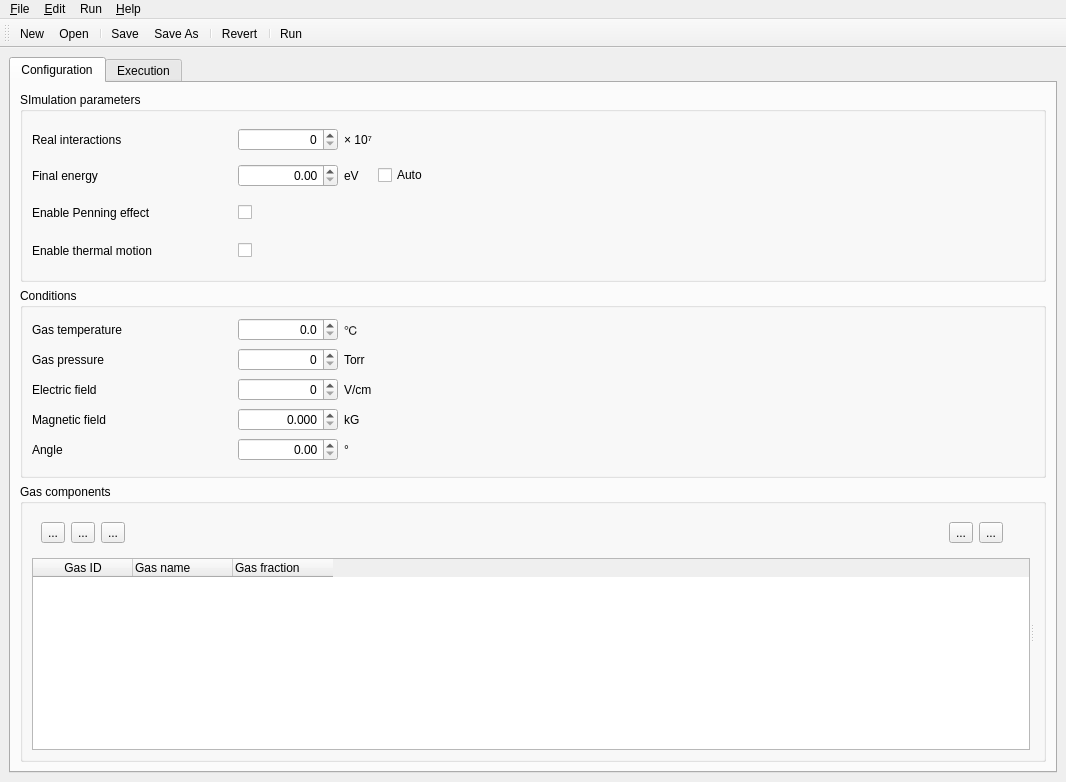
Above: src/magboltz_gui/ui/main.ui from cpls-lab/magboltz-gui before the change. Below: the same form after it.
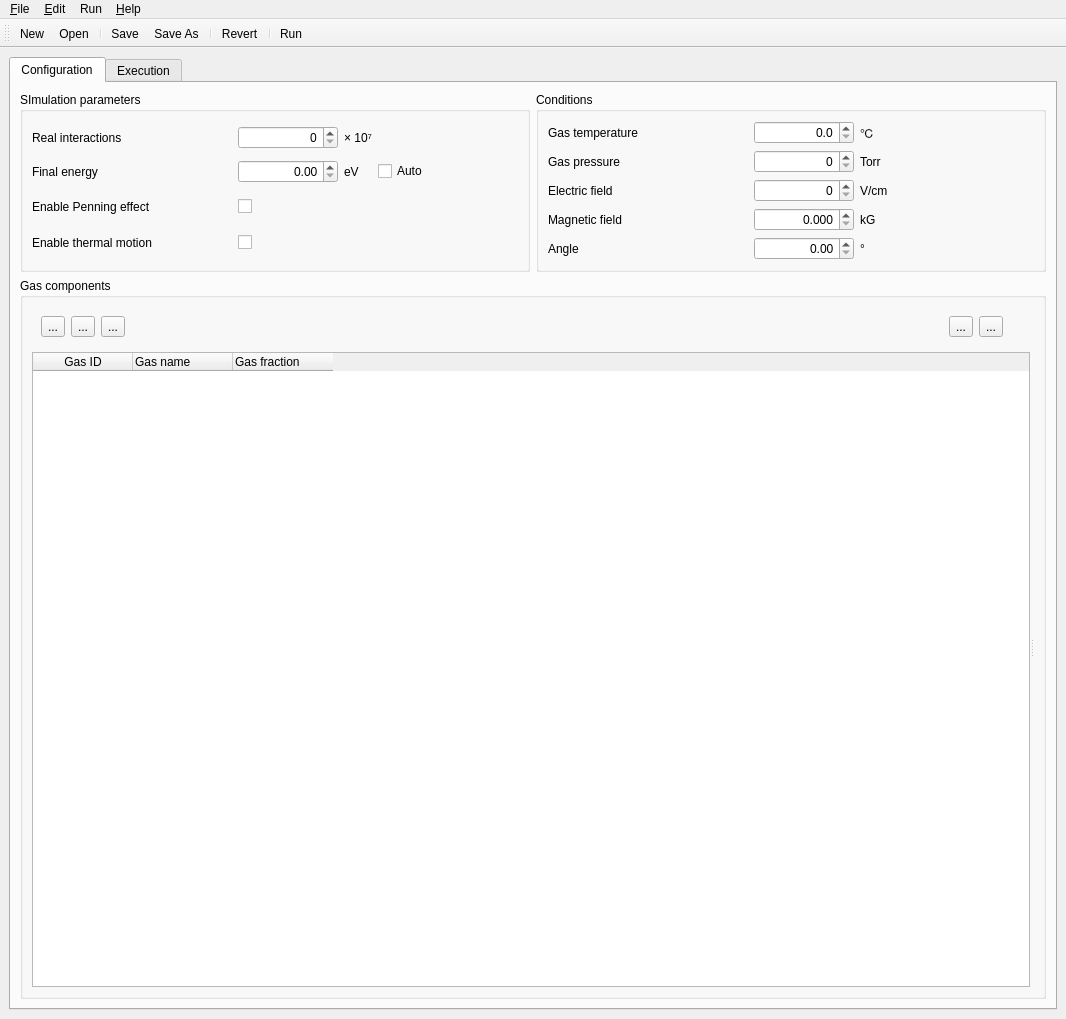
That is the form after the change. Icons and pictures are not drawn.

```diff
--- a/src/magboltz_gui/ui/main.ui
+++ b/src/magboltz_gui/ui/main.ui
@@ -7,7 +7,7 @@
     <x>0</x>
     <y>0</y>
     <width>1066</width>
-    <height>782</height>
+    <height>1019</height>
    </rect>
   </property>
   <property name="windowTitle">
@@ -24,9 +24,15 @@
        <attribute name="title">
         <string>Configuration</string>
        </attribute>
-       <layout class="QVBoxLayout" name="verticalLayout_3">
-        <item>
+       <layout class="QGridLayout" name="gridLayout_3">
+        <item row="0" column="0">
          <widget class="QGroupBox" name="groupSimParameters">
+          <property name="sizePolicy">
+           <sizepolicy hsizetype="Preferred" vsizetype="Minimum">
+            <horstretch>0</horstretch>
+            <verstretch>0</verstretch>
+           </sizepolicy>
+          </property>
           <property name="title">
            <string>SImulation parameters</string>
           </property>
@@ -169,213 +175,14 @@
           </layout>
          </widget>
         </item>
-        <item>
-         <widget class="QGroupBox" name="groupGasList">
-          <property name="title">
-           <string>Conditions</string>
-          </property>
-          <layout class="QGridLayout" name="gridLayout_2">
-           <item row="0" column="2">
-            <widget class="QLabel" name="label_12">
-             <property name="text">
-              <string>℃</string>
-             </property>
-            </widget>
-           </item>
-           <item row="2" column="2">
-            <widget class="QLabel" name="label_6">
-             <property name="text">
-              <string>V/cm</string>
-             </property>
-            </widget>
-           </item>
-           <item row="0" column="1">
-            <widget class="QDoubleSpinBox" name="spinGasTemperature">
-             <property name="minimumSize">
-              <size>
-               <width>100</width>
-               <height>0</height>
-              </size>
-             </property>
-             <property name="toolTip">
-              <string>TEMP: temperature of gas in centigrade</string>
-             </property>
-             <property name="alignment">
-              <set>Qt::AlignRight|Qt::AlignTrailing|Qt::AlignVCenter</set>
-             </property>
-             <property name="decimals">
-              <number>1</number>
-             </property>
-             <property name="maximum">
-              <double>500.000000000000000</double>
-             </property>
-            </widget>
-           </item>
-           <item row="1" column="1">
-            <widget class="QDoubleSpinBox" name="spinGasPressure">
-             <property name="toolTip">
-              <string>TORR: pressure of gas in Torr</string>
-             </property>
-             <property name="alignment">
-              <set>Qt::AlignRight|Qt::AlignTrailing|Qt::AlignVCenter</set>
-             </property>
-             <property name="decimals">
-              <number>0</number>
-             </property>
-             <property name="maximum">
-              <double>10000.000000000000000</double>
-             </property>
-             <property name="singleStep">
-              <double>10.000000000000000</double>
-             </property>
-            </widget>
-           </item>
-           <item row="3" column="1">
-            <widget class="QDoubleSpinBox" name="spinMagneticField">
-             <property name="toolTip">
-              <string>BMAG: magnitude of the magnetic field in kilogauss</string>
-             </property>
-             <property name="alignment">
-              <set>Qt::AlignRight|Qt::AlignTrailing|Qt::AlignVCenter</set>
-             </property>
-             <property name="decimals">
-              <number>3</number>
-             </property>
-             <property name="maximum">
-              <double>10.000000000000000</double>
-             </property>
-            </widget>
-           </item>
-           <item row="3" column="2">
-            <widget class="QLabel" name="label_8">
-             <property name="text">
-              <string>kG</string>
-             </property>
-            </widget>
-           </item>
-           <item row="0" column="4">
-            <spacer name="horizontalSpacer_3">
-             <property name="orientation">
-              <enum>Qt::Horizontal</enum>
-             </property>
-             <property name="sizeHint" stdset="0">
-              <size>
-               <width>40</width>
-               <height>20</height>
-              </size>
-             </property>
-            </spacer>
-           </item>
-           <item row="4" column="0">
-            <widget class="QLabel" name="label_9">
-             <property name="minimumSize">
-              <size>
-               <width>200</width>
-               <height>0</height>
-              </size>
-             </property>
-             <property name="text">
-              <string>Angle</string>
-             </property>
-            </widget>
-           </item>
-           <item row="3" column="0">
-            <widget class="QLabel" name="label_7">
-             <property name="minimumSize">
-              <size>
-               <width>200</width>
-               <height>0</height>
-              </size>
-             </property>
-             <property name="text">
-              <string>Magnetic field</string>
-             </property>
-            </widget>
-           </item>
-           <item row="0" column="0">
-            <widget class="QLabel" name="label_11">
-             <property name="minimumSize">
-              <size>
-               <width>200</width>
-               <height>0</height>
-              </size>
-             </property>
-             <property name="text">
-              <string>Gas temperature</string>
-             </property>
-            </widget>
-           </item>
-           <item row="4" column="1">
-            <widget class="QDoubleSpinBox" name="spinAngle">
-             <property name="toolTip">
-              <string>BTHETA: angle between the electric and magnetic fields in degrees</string>
-             </property>
-             <property name="alignment">
-              <set>Qt::AlignRight|Qt::AlignTrailing|Qt::AlignVCenter</set>
-             </property>
-             <property name="maximum">
-              <double>359.990000000000009</double>
-             </property>
-            </widget>
-           </item>
-           <item row="1" column="2">
-            <widget class="QLabel" name="label_14">
-             <property name="text">
-              <string>Torr</string>
-             </property>
-            </widget>
-           </item>
-           <item row="2" column="0">
-            <widget class="QLabel" name="label_5">
-             <property name="minimumSize">
-              <size>
-               <width>200</width>
-               <height>0</height>
-              </size>
-             </property>
-             <property name="text">
-              <string>Electric field</string>
-             </property>
-            </widget>
-           </item>
-           <item row="1" column="0">
-            <widget class="QLabel" name="label_13">
-             <property name="text">
-              <string>Gas pressure</string>
-             </property>
-            </widget>
-           </item>
-           <item row="2" column="1">
-            <widget class="QDoubleSpinBox" name="spinElectricField">
-             <property name="toolTip">
-              <string>EFIELD: electric field in Volt/cm</string>
-             </property>
-             <property name="alignment">
-              <set>Qt::AlignRight|Qt::AlignTrailing|Qt::AlignVCenter</set>
-             </property>
-             <property name="decimals">
-              <number>0</number>
-             </property>
-             <property name="maximum">
-              <double>100000.000000000000000</double>
-             </property>
-             <property name="singleStep">
-              <double>100.000000000000000</double>
-             </property>
-            </widget>
-           </item>
-           <item row="4" column="2">
-            <widget class="QLabel" name="label_10">
-             <property name="text">
-              <string>°</string>
-             </property>
-            </widget>
-           </item>
-          </layout>
-         </widget>
-        </item>
-        <item>
+        <item row="2" column="0" colspan="2">
          <widget class="QGroupBox" name="groupGases">
+          <property name="sizePolicy">
+           <sizepolicy hsizetype="Preferred" vsizetype="Expanding">
+            <horstretch>0</horstretch>
+            <verstretch>0</verstretch>
+           </sizepolicy>
+          </property>
           <property name="title">
            <string>Gas components</string>
           </property>
@@ -522,6 +329,217 @@
           </layout>
          </widget>
         </item>
+        <item row="0" column="1">
+         <widget class="QGroupBox" name="groupGasList">
+          <property name="sizePolicy">
+           <sizepolicy hsizetype="Preferred" vsizetype="Minimum">
+            <horstretch>0</horstretch>
+            <verstretch>0</verstretch>
+           </sizepolicy>
+          </property>
+          <property name="title">
+           <string>Conditions</string>
+          </property>
+          <layout class="QGridLayout" name="gridLayout_2">
+           <item row="4" column="1">
+            <widget class="QDoubleSpinBox" name="spinAngle">
+             <property name="toolTip">
+              <string>BTHETA: angle between the electric and magnetic fields in degrees</string>
+             </property>
+             <property name="alignment">
+              <set>Qt::AlignmentFlag::AlignRight|Qt::AlignmentFlag::AlignTrailing|Qt::AlignmentFlag::AlignVCenter</set>
+             </property>
+             <property name="maximum">
+              <double>359.990000000000009</double>
+             </property>
+            </widget>
+           </item>
+           <item row="2" column="2">
+            <widget class="QLabel" name="label_6">
+             <property name="text">
+              <string>V/cm</string>
+             </property>
+            </widget>
+           </item>
+           <item row="1" column="2">
+            <widget class="QLabel" name="label_14">
+             <property name="text">
+              <string>Torr</string>
+             </property>
+            </widget>
+           </item>
+           <item row="4" column="0">
+            <widget class="QLabel" name="label_9">
+             <property name="minimumSize">
+              <size>
+               <width>200</width>
+               <height>0</height>
+              </size>
+             </property>
+             <property name="text">
+              <string>Angle</string>
+             </property>
+            </widget>
+           </item>
+           <item row="3" column="2">
+            <widget class="QLabel" name="label_8">
+             <property name="text">
+              <string>kG</string>
+             </property>
+            </widget>
+           </item>
+           <item row="0" column="1">
+            <widget class="QDoubleSpinBox" name="spinGasTemperature">
+             <property name="minimumSize">
+              <size>
+               <width>100</width>
+               <height>0</height>
+              </size>
+             </property>
+             <property name="toolTip">
+              <string>TEMP: temperature of gas in centigrade</string>
+             </property>
+             <property name="alignment">
+              <set>Qt::AlignmentFlag::AlignRight|Qt::AlignmentFlag::AlignTrailing|Qt::AlignmentFlag::AlignVCenter</set>
+             </property>
+             <property name="decimals">
+              <number>1</number>
+             </property>
+             <property name="maximum">
+              <double>500.000000000000000</double>
+             </property>
+            </widget>
+           </item>
+           <item row="0" column="0">
+            <widget class="QLabel" name="label_11">
+             <property name="minimumSize">
+              <size>
+               <width>200</width>
+               <height>0</height>
+              </size>
+             </property>
+             <property name="text">
+              <string>Gas temperature</string>
+             </property>
+            </widget>
+           </item>
+           <item row="0" column="4">
+            <spacer name="horizontalSpacer_3">
+             <property name="orientation">
+              <enum>Qt::Orientation::Horizontal</enum>
+             </property>
+             <property name="sizeHint" stdset="0">
+              <size>
+               <width>40</width>
+               <height>20</height>
+              </size>
+             </property>
+            </spacer>
+           </item>
+           <item row="4" column="2">
+            <widget class="QLabel" name="label_10">
+             <property name="text">
+              <string>°</string>
+             </property>
+            </widget>
+           </item>
+           <item row="1" column="1">
+            <widget class="QDoubleSpinBox" name="spinGasPressure">
+             <property name="toolTip">
+              <string>TORR: pressure of gas in Torr</string>
+             </property>
+             <property name="alignment">
+              <set>Qt::AlignmentFlag::AlignRight|Qt::AlignmentFlag::AlignTrailing|Qt::AlignmentFlag::AlignVCenter</set>
+             </property>
+             <property name="decimals">
+              <number>0</number>
+             </property>
+             <property name="maximum">
+              <double>10000.000000000000000</double>
+             </property>
+             <property name="singleStep">
+              <double>10.000000000000000</double>
+             </property>
+            </widget>
+           </item>
+           <item row="3" column="0">
+            <widget class="QLabel" name="label_7">
+             <property name="minimumSize">
+              <size>
+               <width>200</width>
+               <height>0</height>
+              </size>
+             </property>
+             <property name="text">
+              <string>Magnetic field</string>
+             </property>
+            </widget>
+           </item>
+           <item row="3" column="1">
+            <widget class="QDoubleSpinBox" name="spinMagneticField">
+             <property name="toolTip">
+              <string>BMAG: magnitude of the magnetic field in kilogauss</string>
+             </property>
+             <property name="alignment">
+              <set>Qt::AlignmentFlag::AlignRight|Qt::AlignmentFlag::AlignTrailing|Qt::AlignmentFlag::AlignVCenter</set>
+             </property>
+             <property name="decimals">
+              <number>3</number>
+             </property>
+             <property name="maximum">
+              <double>10.000000000000000</double>
+             </property>
+            </widget>
+           </item>
+           <item row="2" column="0">
+            <widget class="QLabel" name="label_5">
+             <property name="minimumSize">
+              <size>
+               <width>200</width>
+               <height>0</height>
+              </size>
+             </property>
+             <property name="text">
+              <string>Electric field</string>
+             </property>
+            </widget>
+           </item>
+           <item row="1" column="0">
+            <widget class="QLabel" name="label_13">
+             <property name="text">
+              <string>Gas pressure</string>
+             </property>
+            </widget>
+           </item>
+           <item row="0" column="2">
+            <widget class="QLabel" name="label_12">
+             <property name="text">
+              <string>℃</string>
+             </property>
+            </widget>
+           </item>
+           <item row="2" column="1">
+            <widget class="QDoubleSpinBox" name="spinElectricField">
+             <property name="toolTip">
+              <string>EFIELD: electric field in Volt/cm</string>
+             </property>
+             <property name="alignment">
+              <set>Qt::AlignmentFlag::AlignRight|Qt::AlignmentFlag::AlignTrailing|Qt::AlignmentFlag::AlignVCenter</set>
+             </property>
+             <property name="decimals">
+              <number>0</number>
+             </property>
+             <property name="maximum">
+              <double>100000.000000000000000</double>
+             </property>
+             <property name="singleStep">
+              <double>100.000000000000000</double>
+             </property>
+            </widget>
+           </item>
+          </layout>
+         </widget>
+        </item>
        </layout>
       </widget>
       <widget class="QWidget" name="tabExecution">
```
Left out of the diff: 16 changed lines with no effect on the pictures.
